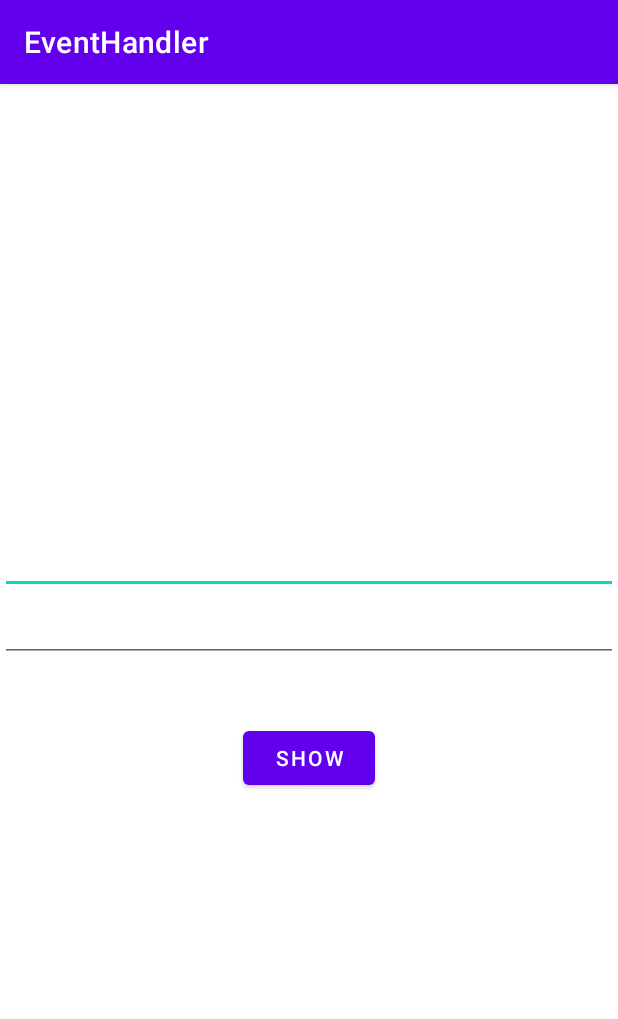
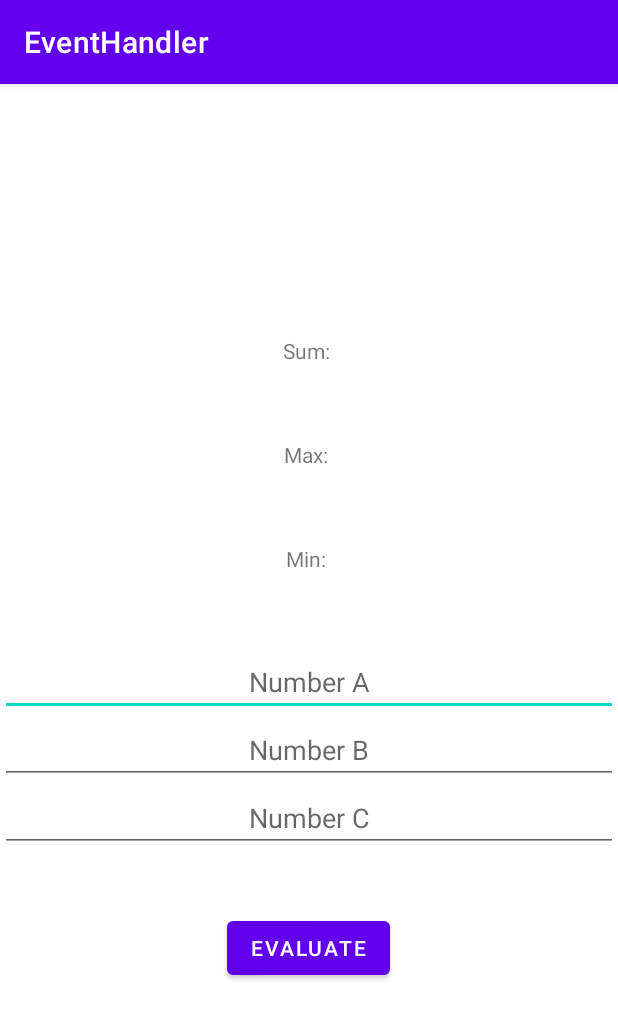
Before and after one commit to DucTrung1802/Android, an Android app: the screen it shows after launch (MainActivity), on a phone screen of 412 x 824 dp. Shown: the top 1019 px of the screen. Run offline under Robolectric (Android 15) with nearby library versions, the phone set to English and light mode, and no system bars; 1 statement that could not run was skipped.

Commit message:
#6 working on EventHandler project

```diff
--- a/Projects/EventHandler/app/src/main/java/com/example/eventhandler/MainActivity.java
+++ b/Projects/EventHandler/app/src/main/java/com/example/eventhandler/MainActivity.java
@@ -13,7 +13,9 @@ public class MainActivity extends AppCompatActivity {
     // Bước 1: Khai báo biến đối tượng muốn xử lý logic
     // Bước 2: Mapping đối tượng vừa khai báo đến thằng thư mục layout thông qua method findViewById()
     // Bước 3:
-    EditText edtName;
+    EditText edtNumberA;
+    EditText edtNumberB;
+    EditText edtNumberC;
     EditText edtAge;
     Button btnShow;
 
@@ -22,7 +24,7 @@ public class MainActivity extends AppCompatActivity {
         super.onCreate(savedInstanceState);
         setContentView(R.layout.activity_main);
 
-        edtName = findViewById(R.id.edt_name);
+        edtNumberA = findViewById(R.id.edt_A);
         edtAge = findViewById(R.id.edt_age);
         btnShow = findViewById(R.id.btn_show);
 
--- a/Projects/EventHandler/app/src/main/res/layout/activity_main.xml
+++ b/Projects/EventHandler/app/src/main/res/layout/activity_main.xml
@@ -8,20 +8,55 @@
     android:orientation="vertical"
     tools:context=".MainActivity">
 
-    <EditText
-        android:id="@+id/edt_name"
-        android:layout_width="match_parent"
-        android:layout_height="wrap_content"></EditText>
+    <TextView
+        android:id="@+id/tv1"
+        android:layout_width="wrap_content"
+        android:layout_height="wrap_content"
+        android:layout_marginBottom="50dp"
+        android:gravity="center"
+        android:text="Sum: "></TextView>
+
+    <TextView
+        android:id="@+id/tv2"
+        android:layout_width="wrap_content"
+        android:layout_height="wrap_content"
+        android:layout_marginBottom="50dp"
+        android:gravity="center"
+        android:text="Max: "></TextView>
+
+    <TextView
+        android:id="@+id/tv3"
+        android:layout_width="wrap_content"
+        android:layout_height="wrap_content"
+        android:layout_marginBottom="50dp"
+        android:gravity="center"
+        android:text="Min: "></TextView>
 
     <EditText
-        android:id="@+id/edt_age"
+        android:id="@+id/edt_A"
         android:layout_width="match_parent"
-        android:layout_height="wrap_content"></EditText>
+        android:layout_height="wrap_content"
+        android:gravity="center"
+        android:hint="Number A"></EditText>
+
+    <EditText
+        android:id="@+id/edt_B"
+        android:layout_width="match_parent"
+        android:layout_height="wrap_content"
+        android:gravity="center"
+        android:hint="Number B"></EditText>
+
+    <EditText
+        android:id="@+id/edt_C"
+        android:layout_width="match_parent"
+        android:layout_height="wrap_content"
+        android:gravity="center"
+        android:hint="Number C"></EditText>
 
     <Button
         android:id="@+id/btn_show"
         android:layout_width="wrap_content"
         android:layout_height="wrap_content"
         android:layout_marginTop="40dp"
-        android:text="Show"></Button>
+        android:text="Evaluate"></Button>
 </LinearLayout>
```
